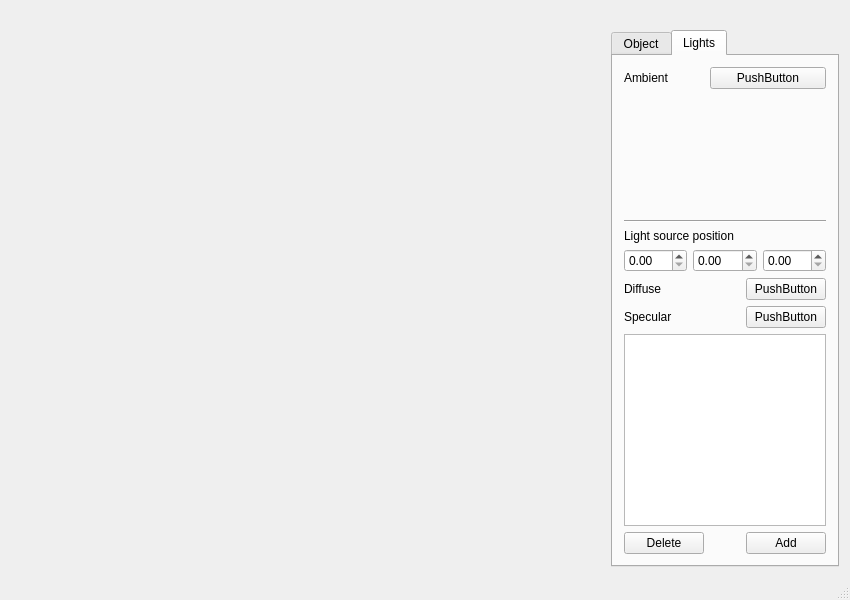
Qt form mainwindow.ui (matiasjrossi/Dimension) before a commit.
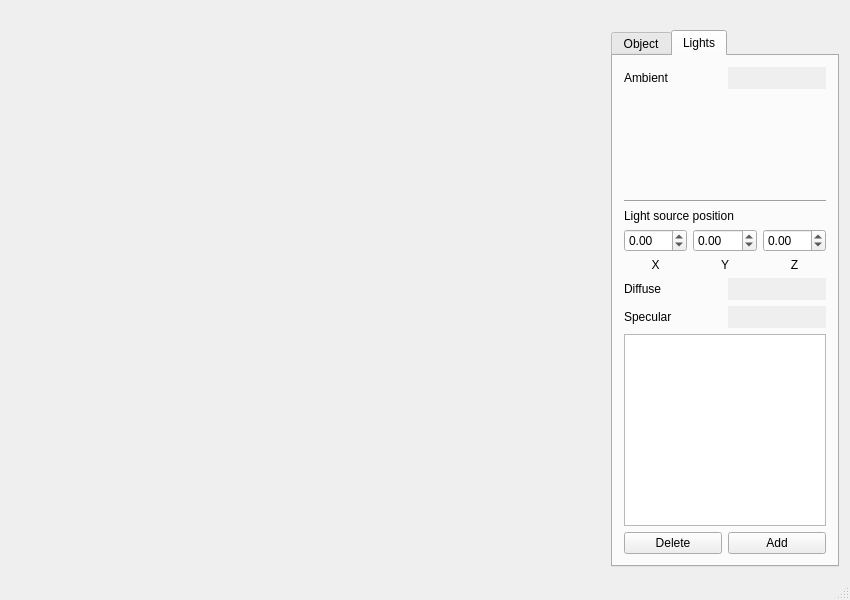
The same form after that commit. The open tabs and pages were chosen to show the change. Icons and pictures are not drawn.

The edit to the form file:
```diff
--- a/mainwindow.ui
+++ b/mainwindow.ui
@@ -23,7 +23,7 @@
    <property name="minimumSize">
     <size>
      <width>250</width>
-     <height>378</height>
+     <height>401</height>
     </size>
    </property>
    <property name="maximumSize">
@@ -138,14 +138,7 @@
         <attribute name="title">
          <string>Lights</string>
         </attribute>
-        <layout class="QGridLayout" name="gridLayout_2">
-         <item row="5" column="2">
-          <widget class="QPushButton" name="lightsDiffuseButton">
-           <property name="text">
-            <string>PushButton</string>
-           </property>
-          </widget>
-         </item>
+        <layout class="QGridLayout" name="gridLayout_3">
          <item row="0" column="0">
           <widget class="QLabel" name="label_4">
            <property name="text">
@@ -153,37 +146,116 @@
            </property>
           </widget>
          </item>
-         <item row="8" column="0">
-          <widget class="QPushButton" name="lightsDelete">
-           <property name="text">
-            <string>Delete</string>
-           </property>
-          </widget>
-         </item>
-         <item row="0" column="1" colspan="2">
+         <item row="0" column="1">
           <widget class="QPushButton" name="lightsAmbientButton">
+           <property name="autoFillBackground">
+            <bool>true</bool>
+           </property>
            <property name="text">
-            <string>PushButton</string>
+            <string/>
            </property>
+           <property name="flat">
+            <bool>true</bool>
+           </property>
           </widget>
          </item>
-         <item row="3" column="0" colspan="3">
+         <item row="1" column="0" colspan="2">
+          <spacer name="verticalSpacer_2">
+           <property name="orientation">
+            <enum>Qt::Vertical</enum>
+           </property>
+           <property name="sizeHint" stdset="0">
+            <size>
+             <width>168</width>
+             <height>61</height>
+            </size>
+           </property>
+          </spacer>
+         </item>
+         <item row="2" column="0" colspan="2">
+          <widget class="Line" name="line_2">
+           <property name="orientation">
+            <enum>Qt::Horizontal</enum>
+           </property>
+          </widget>
+         </item>
+         <item row="3" column="0" colspan="2">
           <widget class="QLabel" name="label_7">
            <property name="text">
             <string>Light source position</string>
            </property>
           </widget>
          </item>
-         <item row="4" column="0" colspan="3">
-          <layout class="QHBoxLayout" name="horizontalLayout">
-           <item>
-            <widget class="QDoubleSpinBox" name="lightsXSpinbox"/>
+         <item row="4" column="0" colspan="2">
+          <layout class="QGridLayout" name="gridLayout_2">
+           <item row="0" column="0">
+            <widget class="QDoubleSpinBox" name="lightsXSpinbox">
+             <property name="minimum">
+              <double>-2.000000000000000</double>
+             </property>
+             <property name="maximum">
+              <double>2.000000000000000</double>
+             </property>
+             <property name="singleStep">
+              <double>0.100000000000000</double>
+             </property>
+            </widget>
            </item>
-           <item>
-            <widget class="QDoubleSpinBox" name="lightsYSpinbox"/>
+           <item row="0" column="1">
+            <widget class="QDoubleSpinBox" name="lightsYSpinbox">
+             <property name="minimum">
+              <double>-2.000000000000000</double>
+             </property>
+             <property name="maximum">
+              <double>2.000000000000000</double>
+             </property>
+             <property name="singleStep">
+              <double>0.100000000000000</double>
+             </property>
+            </widget>
            </item>
-           <item>
-            <widget class="QDoubleSpinBox" name="lightsZSpinbox"/>
+           <item row="0" column="2">
+            <widget class="QDoubleSpinBox" name="lightsZSpinbox">
+             <property name="minimum">
+              <double>-2.000000000000000</double>
+             </property>
+             <property name="maximum">
+              <double>2.000000000000000</double>
+             </property>
+             <property name="singleStep">
+              <double>0.100000000000000</double>
+             </property>
+            </widget>
+           </item>
+           <item row="1" column="0">
+            <widget class="QLabel" name="label_10">
+             <property name="text">
+              <string>X</string>
+             </property>
+             <property name="alignment">
+              <set>Qt::AlignCenter</set>
+             </property>
+            </widget>
+           </item>
+           <item row="1" column="1">
+            <widget class="QLabel" name="label_11">
+             <property name="text">
+              <string>Y</string>
+             </property>
+             <property name="alignment">
+              <set>Qt::AlignCenter</set>
+             </property>
+            </widget>
+           </item>
+           <item row="1" column="2">
+            <widget class="QLabel" name="label_12">
+             <property name="text">
+              <string>Z</string>
+             </property>
+             <property name="alignment">
+              <set>Qt::AlignCenter</set>
+             </property>
+            </widget>
            </item>
           </layout>
          </item>
@@ -194,33 +266,16 @@
            </property>
           </widget>
          </item>
-         <item row="8" column="2">
-          <widget class="QPushButton" name="lightsAdd">
-           <property name="text">
-            <string>Add</string>
+         <item row="5" column="1">
+          <widget class="QPushButton" name="lightsDiffuseButton">
+           <property name="autoFillBackground">
+            <bool>true</bool>
            </property>
-          </widget>
-         </item>
-         <item row="7" column="0" colspan="3">
-          <widget class="QListWidget" name="lightsListWidget"/>
-         </item>
-         <item row="1" column="0" colspan="3">
-          <spacer name="verticalSpacer_2">
-           <property name="orientation">
-            <enum>Qt::Vertical</enum>
-           </property>
-           <property name="sizeHint" stdset="0">
-            <size>
-             <width>168</width>
-             <height>76</height>
-            </size>
-           </property>
-          </spacer>
-         </item>
-         <item row="6" column="2">
-          <widget class="QPushButton" name="lightsSpecularButton">
            <property name="text">
-            <string>PushButton</string>
+            <string/>
+           </property>
+           <property name="flat">
+            <bool>true</bool>
            </property>
           </widget>
          </item>
@@ -231,10 +286,33 @@
            </property>
           </widget>
          </item>
-         <item row="2" column="0" colspan="3">
-          <widget class="Line" name="line_2">
-           <property name="orientation">
-            <enum>Qt::Horizontal</enum>
+         <item row="6" column="1">
+          <widget class="QPushButton" name="lightsSpecularButton">
+           <property name="autoFillBackground">
+            <bool>true</bool>
+           </property>
+           <property name="text">
+            <string/>
+           </property>
+           <property name="flat">
+            <bool>true</bool>
+           </property>
+          </widget>
+         </item>
+         <item row="7" column="0" colspan="2">
+          <widget class="QListWidget" name="lightsListWidget"/>
+         </item>
+         <item row="8" column="0">
+          <widget class="QPushButton" name="lightsDelete">
+           <property name="text">
+            <string>Delete</string>
+           </property>
+          </widget>
+         </item>
+         <item row="8" column="1">
+          <widget class="QPushButton" name="lightsAdd">
+           <property name="text">
+            <string>Add</string>
            </property>
           </widget>
          </item>
```
Left out of the diff: 30 changed lines with no effect on the pictures.
